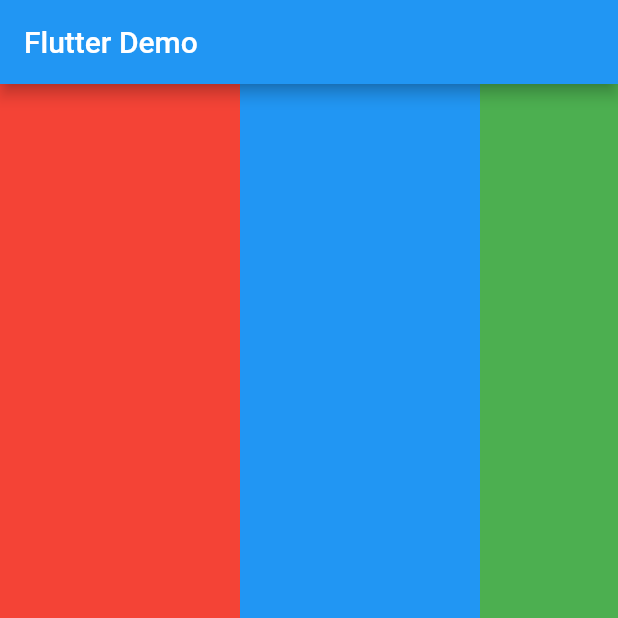
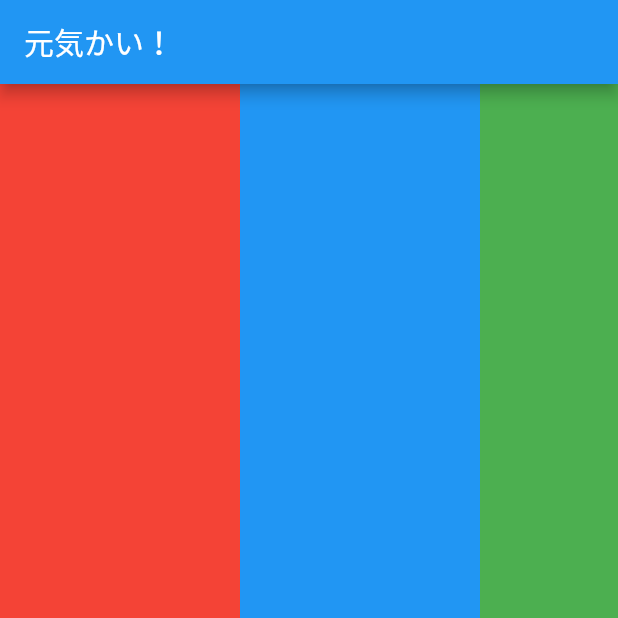
Before and after one commit to Yama00boy/gameseni, a Flutter app: the screen it shows after launch, on a phone screen of 412 x 824 dp, the top half of it. Run offline on Flutter 3.47's test engine with Material 2 defaults, Android fonts, the phone set to English and light mode, and no system bars.

Commit message:
second commit

```diff
--- a/lib/main.dart
+++ b/lib/main.dart
@@ -17,7 +17,7 @@ class MyApp extends StatelessWidget {
 
         primarySwatch: Colors.blue,
       ),
-      home: const MyHomePage(title: 'Flutter Demo'),
+      home: const MyHomePage(title: '元気かい！'),
     );
   }
 }
```
